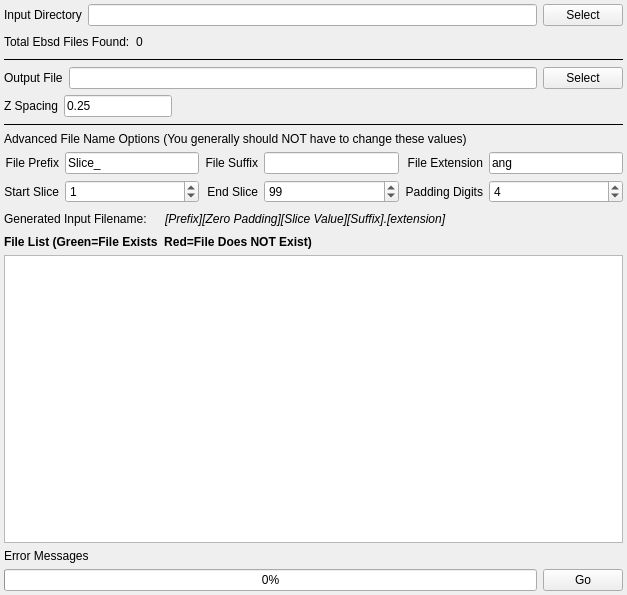
First picture: the form in Source/Plugins/EbsdImport/UI/EbsdImportWidget.ui, repository BlueQuartzSoftware/DREAM3D, before the edit.
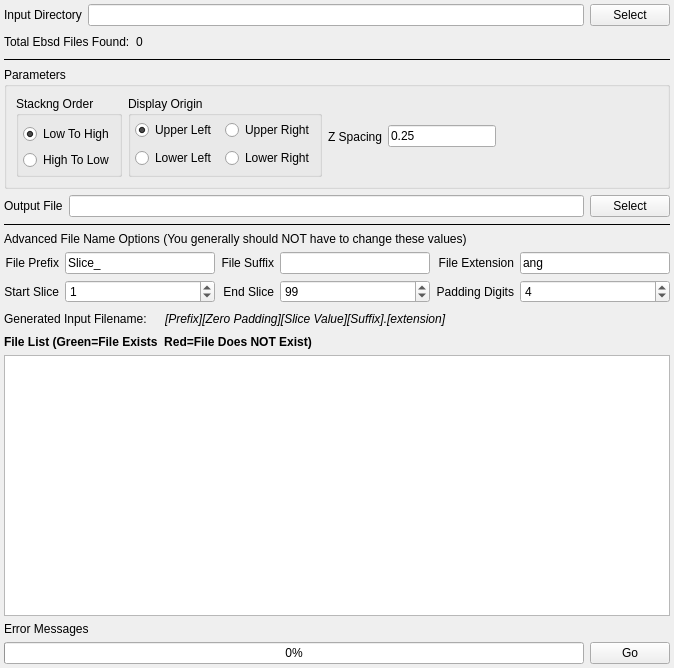
Second picture: the form after the edit. Custom widgets are drawn as their Qt base class.

Commit message: Adding a stacking order and reference frame origin to the EBSD Import plugin and removing them as settable parameters in the reconstruction plugin

Diff of the .ui file:
```diff
--- a/Source/Plugins/EbsdImport/UI/EbsdImportWidget.ui
+++ b/Source/Plugins/EbsdImport/UI/EbsdImportWidget.ui
@@ -6,14 +6,17 @@
    <rect>
     <x>0</x>
     <y>0</y>
-    <width>627</width>
-    <height>595</height>
+    <width>674</width>
+    <height>668</height>
    </rect>
   </property>
   <property name="windowTitle">
    <string>Form</string>
   </property>
   <layout class="QVBoxLayout" name="verticalLayout">
+   <property name="spacing">
+    <number>6</number>
+   </property>
    <property name="margin">
     <number>4</number>
    </property>
@@ -80,36 +83,112 @@
     </widget>
    </item>
    <item>
-    <layout class="QHBoxLayout" name="horizontalLayout_14">
+    <widget class="QGroupBox" name="groupBox">
+     <property name="title">
+      <string>Parameters</string>
+     </property>
+     <layout class="QGridLayout" name="gridLayout">
+      <item row="0" column="0">
+       <widget class="QGroupBox" name="stackingGroupBox">
+        <property name="title">
+         <string>Stackng Order</string>
+        </property>
+        <layout class="QVBoxLayout" name="verticalLayout_2">
+         <property name="spacing">
+          <number>6</number>
+         </property>
+         <property name="leftMargin">
+          <number>4</number>
+         </property>
+         <property name="topMargin">
+          <number>8</number>
+         </property>
+         <property name="rightMargin">
+          <number>4</number>
+         </property>
+         <property name="bottomMargin">
+          <number>4</number>
+         </property>
      <item>
-      <widget class="QLabel" name="label_53">
+          <widget class="QRadioButton" name="m_StackLowToHigh">
        <property name="text">
-        <string>Output File</string>
-       </property>
+            <string>Low To High</string>
+           </property>
+           <property name="checked">
+            <bool>true</bool>
+           </property>
       </widget>
      </item>
      <item>
-      <widget class="QFSDropLineEdit" name="m_OutputFile"/>
-     </item>
-     <item>
-      <widget class="QPushButton" name="m_OutputFileBtn">
+          <widget class="QRadioButton" name="m_StackHighToLow">
+           <property name="text">
+            <string>High To Low</string>
+           </property>
+          </widget>
+         </item>
+        </layout>
+       </widget>
+      </item>
+      <item row="0" column="1">
+       <widget class="QGroupBox" name="originGroupBox">
+        <property name="title">
+         <string>Display Origin</string>
+        </property>
+        <layout class="QFormLayout" name="formLayout">
+         <property name="fieldGrowthPolicy">
+          <enum>QFormLayout::FieldsStayAtSizeHint</enum>
+         </property>
+         <property name="horizontalSpacing">
+          <number>8</number>
+         </property>
+         <property name="verticalSpacing">
+          <number>8</number>
+         </property>
+         <property name="margin">
+          <number>4</number>
+         </property>
+         <item row="0" column="0">
+          <widget class="QRadioButton" name="m_OriginUpperLeft">
        <property name="text">
-        <string>Select</string>
-       </property>
-      </widget>
-     </item>
-    </layout>
-   </item>
-   <item>
-    <layout class="QHBoxLayout" name="horizontalLayout">
-     <item>
+            <string>Upper Left</string>
+           </property>
+           <property name="checked">
+            <bool>true</bool>
+           </property>
+          </widget>
+         </item>
+         <item row="0" column="1">
+          <widget class="QRadioButton" name="m_OriginUpperRight">
+           <property name="text">
+            <string>Upper Right</string>
+           </property>
+          </widget>
+         </item>
+         <item row="1" column="0">
+          <widget class="QRadioButton" name="m_OriginLowerLeft">
+           <property name="text">
+            <string>Lower Left</string>
+           </property>
+          </widget>
+         </item>
+         <item row="1" column="1">
+          <widget class="QRadioButton" name="m_OriginLowerRight">
+           <property name="text">
+            <string>Lower Right</string>
+           </property>
+          </widget>
+         </item>
+        </layout>
+       </widget>
+      </item>
+      <item row="0" column="2">
       <widget class="QLabel" name="label_52">
        <property name="text">
         <string>Z Spacing</string>
        </property>
       </widget>
      </item>
-     <item>
+      <item row="0" column="3">
       <widget class="QLineEdit" name="m_zSpacing">
        <property name="sizePolicy">
         <sizepolicy hsizetype="Fixed" vsizetype="Fixed">
@@ -122,8 +201,8 @@
        </property>
       </widget>
      </item>
-     <item>
-      <spacer name="horizontalSpacer_27">
+      <item row="0" column="4">
+       <spacer name="horizontalSpacer">
        <property name="orientation">
         <enum>Qt::Horizontal</enum>
        </property>
@@ -134,6 +213,28 @@
         </size>
        </property>
       </spacer>
+      </item>
+     </layout>
+    </widget>
+   </item>
+   <item>
+    <layout class="QHBoxLayout" name="horizontalLayout_14">
+     <item>
+      <widget class="QLabel" name="label_53">
+       <property name="text">
+        <string>Output File</string>
+       </property>
+      </widget>
+     </item>
+     <item>
+      <widget class="QFSDropLineEdit" name="m_OutputFile"/>
+     </item>
+     <item>
+      <widget class="QPushButton" name="m_OutputFileBtn">
+       <property name="text">
+        <string>Select</string>
+       </property>
+      </widget>
      </item>
     </layout>
    </item>
```
Lines whose indentation alone changed are shown as unchanged. The commit also changes 10 other files.
